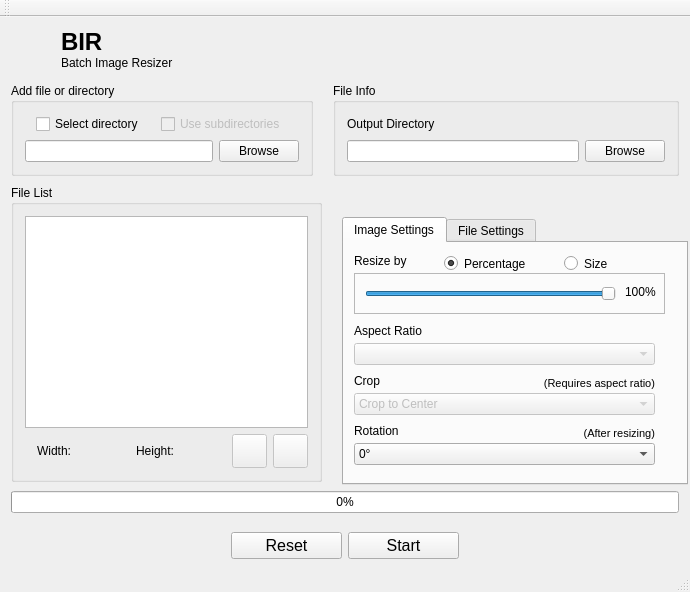
Old version of the form bir.ui in the repository agronick/BIR.
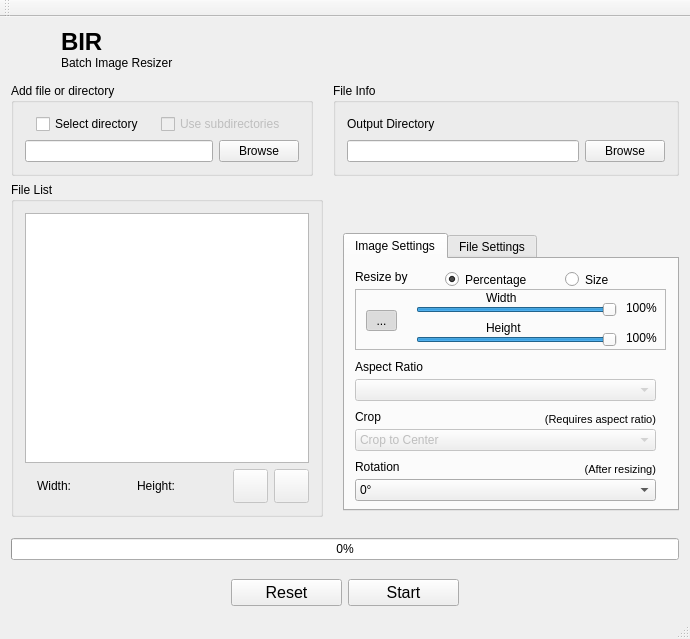
New version of the form. The open tabs and pages were chosen to show the change. Icons and pictures are not drawn.

Commit message: Added the ability to set height and width percentages independently

```diff
--- a/bir.ui
+++ b/bir.ui
@@ -10,7 +10,7 @@
     <x>0</x>
     <y>0</y>
     <width>690</width>
-    <height>592</height>
+    <height>639</height>
    </rect>
   </property>
   <property name="minimumSize">
@@ -272,10 +272,10 @@
        <enum>QLayout::SetFixedSize</enum>
       </property>
       <property name="topMargin">
-       <number>3</number>
+       <number>0</number>
       </property>
       <property name="bottomMargin">
-       <number>3</number>
+       <number>15</number>
       </property>
       <item>
        <widget class="QGroupBox" name="fileList_2">
@@ -399,15 +399,15 @@
       <item>
        <widget class="QTabWidget" name="tabWidget">
         <property name="sizePolicy">
-         <sizepolicy hsizetype="Fixed" vsizetype="Preferred">
+         <sizepolicy hsizetype="Fixed" vsizetype="Fixed">
           <horstretch>0</horstretch>
           <verstretch>0</verstretch>
          </sizepolicy>
         </property>
         <property name="minimumSize">
          <size>
-          <width>346</width>
-          <height>268</height>
+          <width>336</width>
+          <height>278</height>
          </size>
         </property>
         <property name="maximumSize">
@@ -444,7 +444,7 @@
           <property name="geometry">
            <rect>
             <x>10</x>
-            <y>150</y>
+            <y>170</y>
             <width>301</width>
             <height>22</height>
            </rect>
@@ -479,7 +479,7 @@
           <property name="geometry">
            <rect>
             <x>10</x>
-            <y>180</y>
+            <y>200</y>
             <width>71</width>
             <height>16</height>
            </rect>
@@ -492,7 +492,7 @@
           <property name="geometry">
            <rect>
             <x>10</x>
-            <y>80</y>
+            <y>100</y>
             <width>111</width>
             <height>16</height>
            </rect>
@@ -507,7 +507,7 @@
             <x>10</x>
             <y>30</y>
             <width>311</width>
-            <height>41</height>
+            <height>61</height>
            </rect>
           </property>
           <property name="frameShape">
@@ -523,9 +523,9 @@
            <widget class="QSlider" name="sizeSlider">
             <property name="geometry">
              <rect>
-              <x>10</x>
+              <x>60</x>
               <y>10</y>
-              <width>251</width>
+              <width>201</width>
               <height>20</height>
              </rect>
             </property>
@@ -558,6 +558,83 @@
              <cstring>sizeSlider</cstring>
             </property>
            </widget>
+           <widget class="QSlider" name="sizeSlider2">
+            <property name="geometry">
+             <rect>
+              <x>60</x>
+              <y>40</y>
+              <width>201</width>
+              <height>20</height>
+             </rect>
+            </property>
+            <property name="value">
+             <number>99</number>
+            </property>
+            <property name="orientation">
+             <enum>Qt::Horizontal</enum>
+            </property>
+           </widget>
+           <widget class="QLabel" name="sliderLabel2">
+            <property name="geometry">
+             <rect>
+              <x>270</x>
+              <y>40</y>
+              <width>41</width>
+              <height>16</height>
+             </rect>
+            </property>
+            <property name="text">
+             <string>100%</string>
+            </property>
+            <property name="buddy">
+             <cstring>sizeSlider2</cstring>
+            </property>
+           </widget>
+           <widget class="QToolButton" name="lockSize">
+            <property name="geometry">
+             <rect>
+              <x>10</x>
+              <y>20</y>
+              <width>31</width>
+              <height>21</height>
+             </rect>
+            </property>
+            <property name="text">
+             <string>...</string>
+            </property>
+            <property name="checkable">
+             <bool>true</bool>
+            </property>
+            <property name="checked">
+             <bool>true</bool>
+            </property>
+           </widget>
+           <widget class="QLabel" name="label_12">
+            <property name="geometry">
+             <rect>
+              <x>130</x>
+              <y>0</y>
+              <width>59</width>
+              <height>15</height>
+             </rect>
+            </property>
+            <property name="text">
+             <string>Width</string>
+            </property>
+           </widget>
+           <widget class="QLabel" name="label_13">
+            <property name="geometry">
+             <rect>
+              <x>130</x>
+              <y>30</y>
+              <width>59</width>
+              <height>15</height>
+             </rect>
+            </property>
+            <property name="text">
+             <string>Height</string>
+            </property>
+           </widget>
           </widget>
           <widget class="QWidget" name="page_2">
            <widget class="QLabel" name="label_3">
@@ -621,7 +698,7 @@
           <property name="geometry">
            <rect>
             <x>160</x>
-            <y>130</y>
+            <y>150</y>
             <width>151</width>
             <height>20</height>
            </rect>
@@ -642,7 +719,7 @@
           <property name="geometry">
            <rect>
             <x>10</x>
-            <y>200</y>
+            <y>220</y>
             <width>301</width>
             <height>22</height>
            </rect>
@@ -694,7 +771,7 @@
           <property name="geometry">
            <rect>
             <x>10</x>
-            <y>100</y>
+            <y>120</y>
             <width>301</width>
             <height>22</height>
            </rect>
@@ -726,7 +803,7 @@
           <property name="geometry">
            <rect>
             <x>10</x>
-            <y>130</y>
+            <y>150</y>
             <width>131</width>
             <height>16</height>
            </rect>
@@ -755,7 +832,7 @@
           <property name="geometry">
            <rect>
             <x>160</x>
-            <y>180</y>
+            <y>200</y>
             <width>151</width>
             <height>20</height>
            </rect>
```
Left out of the diff: 20 changed lines with no effect on the pictures. The commit also changes 5 other files.
